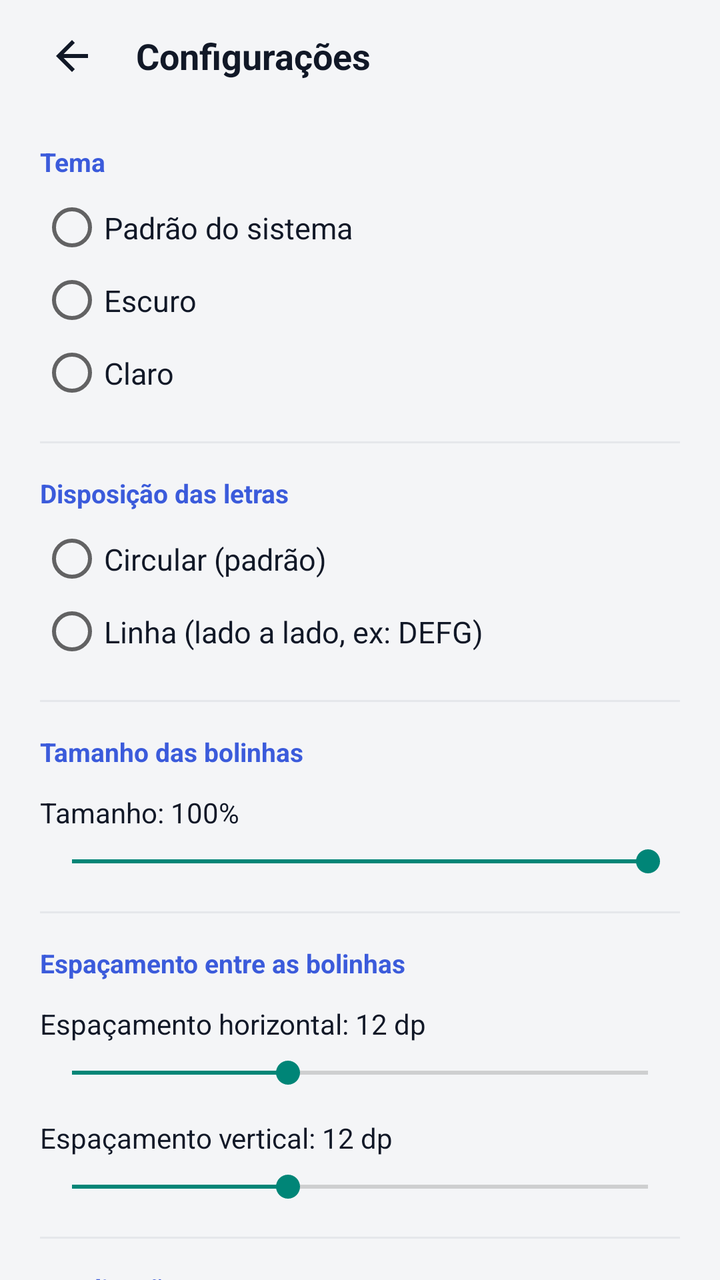
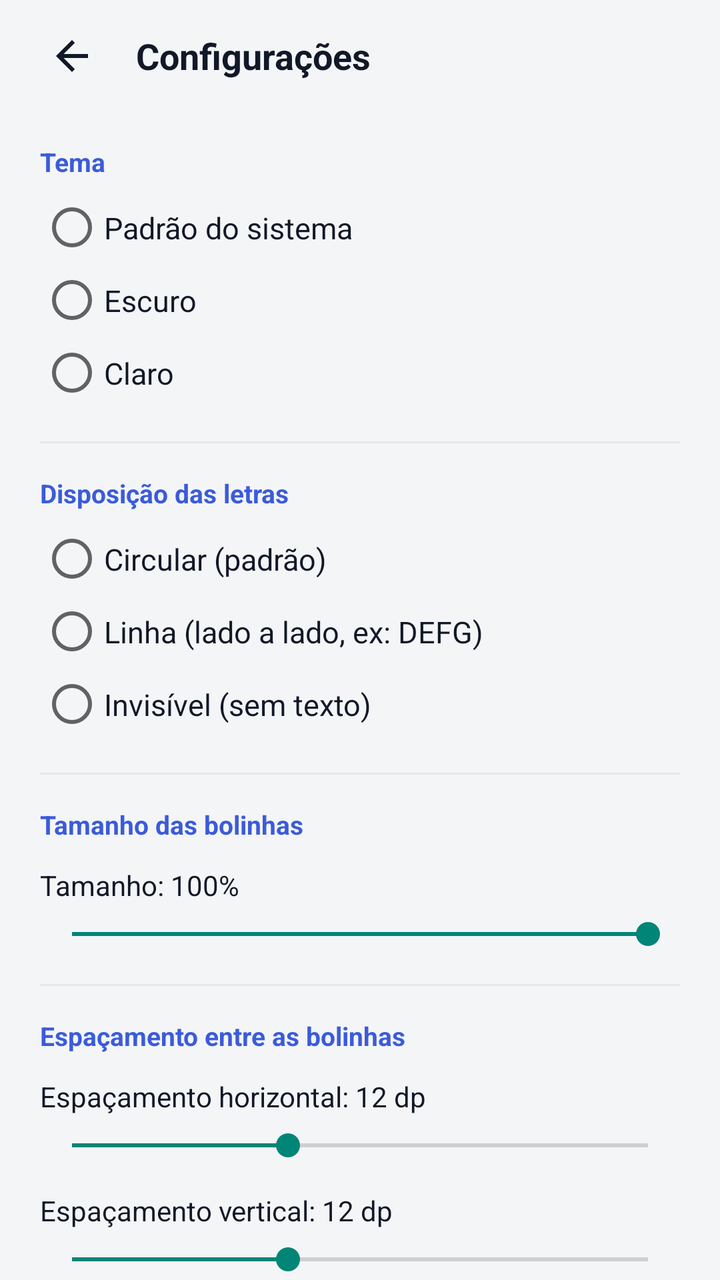

Screens rendered from an Android XML layout before and after an edit, with the pre-edit source and the edit as a unified diff.
<!-- AndroidManifest.xml: application theme Theme.Glauncher -->
<!-- res/layout/activity_settings.xml -->
<?xml version="1.0" encoding="utf-8"?>
<LinearLayout xmlns:android="http://schemas.android.com/apk/res/android"
    android:layout_width="match_parent"
    android:layout_height="match_parent"
    android:background="@color/bg_dark"
    android:fitsSystemWindows="true"
    android:orientation="vertical">

    
    <LinearLayout
        android:id="@+id/settings_header"
        android:layout_width="match_parent"
        android:layout_height="56dp"
        android:gravity="center_vertical"
        android:paddingHorizontal="16dp">

        <ImageButton
            android:id="@+id/btn_back_settings"
            android:layout_width="40dp"
            android:layout_height="40dp"
            android:background="?attr/selectableItemBackgroundBorderless"
            android:contentDescription="Voltar"
            android:src="@drawable/ic_arrow_back" />

        <TextView
            android:layout_width="wrap_content"
            android:layout_height="wrap_content"
            android:layout_marginStart="12dp"
            android:text="Configurações"
            android:textColor="@color/text_primary"
            android:textSize="18sp"
            android:textStyle="bold" />

    </LinearLayout>

    <ScrollView
        android:layout_width="match_parent"
        android:layout_height="0dp"
        android:layout_weight="1"
        android:overScrollMode="never"
        android:scrollbars="none">

        <LinearLayout
            android:layout_width="match_parent"
            android:layout_height="wrap_content"
            android:orientation="vertical"
            android:paddingHorizontal="20dp"
            android:paddingBottom="32dp">

            
            <TextView
                android:layout_width="wrap_content"
                android:layout_height="wrap_content"
                android:layout_marginTop="16dp"
                android:text="Tema"
                android:textColor="@color/accent"
                android:textSize="13sp"
                android:textStyle="bold" />

            <RadioGroup
                android:id="@+id/theme_radio_group"
                android:layout_width="match_parent"
                android:layout_height="wrap_content"
                android:layout_marginTop="6dp">

                <RadioButton
                    android:id="@+id/radio_theme_system"
                    android:layout_width="match_parent"
                    android:layout_height="wrap_content"
                    android:paddingVertical="8dp"
                    android:text="Padrão do sistema"
                    android:textColor="@color/text_primary"
                    android:textSize="15sp" />

                <RadioButton
                    android:id="@+id/radio_theme_dark"
                    android:layout_width="match_parent"
                    android:layout_height="wrap_content"
                    android:paddingVertical="8dp"
                    android:text="Escuro"
                    android:textColor="@color/text_primary"
                    android:textSize="15sp" />

                <RadioButton
                    android:id="@+id/radio_theme_light"
                    android:layout_width="match_parent"
                    android:layout_height="wrap_content"
                    android:paddingVertical="8dp"
                    android:text="Claro"
                    android:textColor="@color/text_primary"
                    android:textSize="15sp" />

            </RadioGroup>

            
            <View
                android:layout_width="match_parent"
                android:layout_height="1dp"
                android:layout_marginVertical="16dp"
                android:background="@color/dialog_stroke" />

            
            <TextView
                android:layout_width="wrap_content"
                android:layout_height="wrap_content"
                android:text="Disposição das letras"
                android:textColor="@color/accent"
                android:textSize="13sp"
                android:textStyle="bold" />

            <RadioGroup
                android:id="@+id/layout_radio_group"
                android:layout_width="match_parent"
                android:layout_height="wrap_content"
                android:layout_marginTop="6dp">

                <RadioButton
                    android:id="@+id/radio_layout_circular"
                    android:layout_width="match_parent"
                    android:layout_height="wrap_content"
                    android:paddingVertical="8dp"
                    android:text="Circular (padrão)"
                    android:textColor="@color/text_primary"
                    android:textSize="15sp" />

                <RadioButton
                    android:id="@+id/radio_layout_line"
                    android:layout_width="match_parent"
                    android:layout_height="wrap_content"
                    android:paddingVertical="8dp"
                    android:text="Linha (lado a lado, ex: DEFG)"
                    android:textColor="@color/text_primary"
                    android:textSize="15sp" />

            </RadioGroup>

            
            <View
                android:layout_width="match_parent"
                android:layout_height="1dp"
                android:layout_marginVertical="16dp"
                android:background="@color/dialog_stroke" />

            
            <TextView
                android:layout_width="wrap_content"
                android:layout_height="wrap_content"
                android:text="Tamanho das bolinhas"
                android:textColor="@color/accent"
                android:textSize="13sp"
                android:textStyle="bold" />

            <TextView
                android:id="@+id/label_circle_size"
                android:layout_width="wrap_content"
                android:layout_height="wrap_content"
                android:layout_marginTop="12dp"
                android:text="Tamanho: 100%"
                android:textColor="@color/text_primary"
                android:textSize="14sp" />

            <SeekBar
                android:id="@+id/seekbar_circle_size"
                android:layout_width="match_parent"
                android:layout_height="wrap_content"
                android:layout_marginTop="6dp"
                android:max="85"
                android:progress="85" />

            
            <View
                android:layout_width="match_parent"
                android:layout_height="1dp"
                android:layout_marginVertical="16dp"
                android:background="@color/dialog_stroke" />

            
            <TextView
                android:layout_width="wrap_content"
                android:layout_height="wrap_content"
                android:text="Espaçamento entre as bolinhas"
                android:textColor="@color/accent"
                android:textSize="13sp"
                android:textStyle="bold" />

            <TextView
                android:id="@+id/label_spacing_horizontal"
                android:layout_width="wrap_content"
                android:layout_height="wrap_content"
                android:layout_marginTop="12dp"
                android:text="Espaçamento horizontal: 12 dp"
                android:textColor="@color/text_primary"
                android:textSize="14sp" />

            <SeekBar
                android:id="@+id/seekbar_spacing_horizontal"
                android:layout_width="match_parent"
                android:layout_height="wrap_content"
                android:layout_marginTop="6dp"
                android:max="32"
                android:progress="12" />

            <TextView
                android:id="@+id/label_spacing_vertical"
                android:layout_width="wrap_content"
                android:layout_height="wrap_content"
                android:layout_marginTop="14dp"
                android:text="Espaçamento vertical: 12 dp"
                android:textColor="@color/text_primary"
                android:textSize="14sp" />

            <SeekBar
                android:id="@+id/seekbar_spacing_vertical"
                android:layout_width="match_parent"
                android:layout_height="wrap_content"
                android:layout_marginTop="6dp"
                android:max="32"
                android:progress="12" />

            
            <View
                android:layout_width="match_parent"
                android:layout_height="1dp"
                android:layout_marginVertical="16dp"
                android:background="@color/dialog_stroke" />

            
            <TextView
                android:layout_width="wrap_content"
                android:layout_height="wrap_content"
                android:text="Atualizações"
                android:textColor="@color/accent"
                android:textSize="13sp"
                android:textStyle="bold" />

            <Button
                android:id="@+id/btn_check_updates"
                android:layout_width="match_parent"
                android:layout_height="48dp"
                android:layout_marginTop="12dp"
                android:background="@drawable/bg_button_secondary"
                android:text="Verificar atualizações"
                android:textColor="@color/text_primary"
                android:textSize="14sp" />

            <TextView
                android:id="@+id/app_version_label"
                android:layout_width="match_parent"
                android:layout_height="wrap_content"
                android:layout_marginTop="16dp"
                android:gravity="center"
                android:text="GLauncher"
                android:textColor="@color/text_secondary"
                android:textSize="12sp" />

        </LinearLayout>

    </ScrollView>

</LinearLayout>
<!-- resources referenced by this layout -->
<resources>
  <color name="accent">#3B5BDB</color>
  <color name="bg_dark">#F4F5F7</color>
  <color name="dialog_stroke">#E5E7EB</color>
  <color name="text_primary">#111827</color>
  <color name="text_secondary">#6B7280</color>
  <!-- drawable bg_button_secondary (drawable) -->
  <?xml version="1.0" encoding="utf-8"?>
  <ripple xmlns:android="http://schemas.android.com/apk/res/android"
      android:color="@color/circle_ripple">
      <item>
          <shape android:shape="rectangle">
              <solid android:color="@color/circle_bg" />
              <stroke
                  android:width="1dp"
                  android:color="@color/circle_stroke" />
              <corners android:radius="12dp" />
          </shape>
      </item>
  </ripple>
  <!-- drawable ic_arrow_back (drawable) -->
  <vector xmlns:android="http://schemas.android.com/apk/res/android"
      android:width="24dp"
      android:height="24dp"
      android:viewportWidth="24"
      android:viewportHeight="24">
      <path
          android:fillColor="@color/text_primary"
          android:pathData="M20,11H7.83l5.59,-5.59L12,4l-8,8 8,8 1.41,-1.41L7.83,13H20v-2z" />
  </vector>
  <style name="Theme.Glauncher" parent="Theme.AppCompat.DayNight.NoActionBar">
          <item name="android:statusBarColor">@android:color/transparent</item>
          <item name="android:navigationBarColor">@android:color/transparent</item>
          <item name="android:windowBackground">@color/bg_dark</item>
      </style>
  <color name="circle_ripple">#E4E7ED</color>
  <color name="circle_bg">#FFFFFF</color>
  <color name="circle_stroke">#D5D9E2</color>
</resources>

<!-- the commit's change to res/layout/activity_settings.xml (unified diff, before → after) -->
@@ -132,6 +132,15 @@
                     android:textColor="@color/text_primary"
                     android:textSize="15sp" />
 
+                <RadioButton
+                    android:id="@+id/radio_layout_none"
+                    android:layout_width="match_parent"
+                    android:layout_height="wrap_content"
+                    android:paddingVertical="8dp"
+                    android:text="Invisível (sem texto)"
+                    android:textColor="@color/text_primary"
+                    android:textSize="15sp" />
+
             </RadioGroup>
 
             
